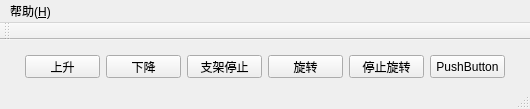
Before: the Qt Designer form myclass.ui in zsjsll/bracket-turntable, drawn with Qt 5.
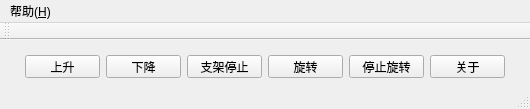
After: the same form once the commit is applied.

The edit to the form file:
```diff
--- a/myclass.ui
+++ b/myclass.ui
@@ -110,7 +110,7 @@
      </rect>
     </property>
     <property name="text">
-     <string>PushButton</string>
+     <string>关于</string>
     </property>
    </widget>
    <widget class="QLabel" name="LED">
```
